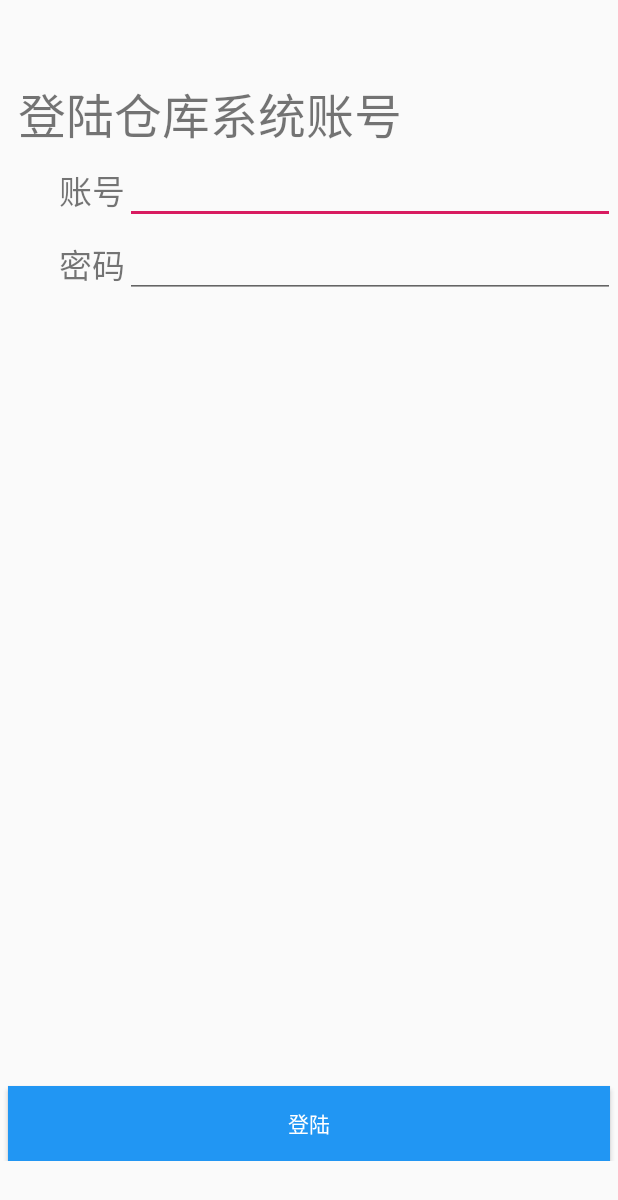
After one commit to DongjianPeng/wmspda, an Android app: the layout login_activity.xml on its own in the app's theme, with its tools: preview values and no code run, on a phone screen of 412 x 824 dp. The commit adds this screen. Shown: the top 1200 px of the screen. Run offline under Robolectric (Android 15) with nearby library versions, the phone set to English and light mode, and no system bars.

Commit message:
edit http

```diff
--- a/app/build.gradle
+++ b/app/build.gradle
@@ -32,6 +32,7 @@ dependencies {
     implementation 'com.android.support:percent:28.0.0'
     implementation 'com.android.support:design:28.0.0'
     implementation 'com.alibaba:fastjson:1.1.71.android'
+    implementation 'com.squareup.okhttp3:okhttp:4.0.1'
     testImplementation 'junit:junit:4.12'
     androidTestImplementation 'com.android.support.test:runner:1.0.2'
     androidTestImplementation 'com.android.support.test.espresso:espresso-core:3.0.2'
--- a/app/src/main/java/cn/starpost/wmspda/config/AppConfig.java
+++ b/app/src/main/java/cn/starpost/wmspda/config/AppConfig.java
@@ -7,7 +7,7 @@ public final class AppConfig {
     private static final boolean isHttps = true;
     private static final String omsUrl = "";
 
-    private static final String wmsUrl = "http://170.168.0.230/";
+    public static final String wmsUrl = "http://170.168.0.230:9000/";
 
 
 
--- /dev/null
+++ b/app/src/main/java/cn/starpost/wmspda/service/login/OAuthConfig.java
@@ -0,0 +1,4 @@
+package cn.starpost.wmspda.service.login;
+
+public class OAuthConfig {
+}
--- /dev/null
+++ b/app/src/main/res/layout/login_activity.xml
@@ -0,0 +1,92 @@
+<?xml version="1.0" encoding="utf-8"?>
+<RelativeLayout xmlns:android="http://schemas.android.com/apk/res/android"
+    android:id="@+id/rl_login_main_layout"
+    android:layout_width="match_parent"
+    android:layout_height="match_parent"
+    android:onClick="onClick"
+    android:paddingVertical="50dp">
+
+    <LinearLayout
+        android:layout_width="match_parent"
+        android:layout_height="match_parent"
+        android:orientation="vertical">
+
+        <LinearLayout
+            android:layout_width="match_parent"
+            android:layout_height="wrap_content"
+            android:layout_margin="2dp"
+            android:orientation="horizontal">
+
+            <TextView
+                android:layout_width="0dp"
+                android:layout_height="match_parent"
+                android:layout_marginLeft="10dp"
+                android:layout_weight="1"
+                android:gravity="center|left"
+                android:text="登陆仓库系统账号"
+                android:textSize="32dp" />
+        </LinearLayout>
+
+        <LinearLayout
+            android:layout_width="match_parent"
+            android:layout_height="wrap_content"
+            android:layout_margin="2dp"
+            android:orientation="horizontal">
+
+            <TextView
+                android:layout_width="0dp"
+                android:layout_height="match_parent"
+                android:layout_weight="1"
+                android:gravity="center|right"
+                android:text="账号"
+                android:textSize="22dp" />
+
+            <EditText
+                android:id="@+id/et_login_user"
+                android:layout_width="0dp"
+                android:layout_height="wrap_content"
+                android:layout_weight="4"
+                android:inputType="text"
+                android:maxLines="1" />
+
+        </LinearLayout>
+
+        <LinearLayout
+            android:layout_width="match_parent"
+            android:layout_height="wrap_content"
+            android:layout_margin="2dp"
+            android:orientation="horizontal">
+
+            <TextView
+                android:layout_width="0dp"
+                android:layout_height="match_parent"
+                android:layout_weight="1"
+                android:gravity="center|right"
+                android:text="密码"
+                android:textSize="22dp" />
+
+            <EditText
+                android:id="@+id/et_login_password"
+                android:layout_width="0dp"
+                android:layout_height="wrap_content"
+                android:layout_weight="4"
+                android:inputType="textPassword"
+                android:maxLines="1" />
+
+        </LinearLayout>
+
+    </LinearLayout>
+
+
+    <Button
+        android:id="@+id/bt_login_do_login"
+        android:layout_width="match_parent"
+        android:layout_height="wrap_content"
+        android:layout_alignParentBottom="true"
+        android:layout_marginHorizontal="5dp"
+        android:height="50dp"
+        android:background="@color/navigatorBackgroundColor"
+        android:text="登陆"
+        android:textColor="@color/navigatorTextColor" />
+
+</RelativeLayout>
```
Also changed, not shown: app/src/main/AndroidManifest.xml (+11 -6 lines), app/src/main/java/cn/starpost/wmspda/activity/common/BaseActivity.java (+15 -0 lines), app/src/main/java/cn/starpost/wmspda/activity/home/subset/HomeInboundFragment.java (+5 -5 lines), app/src/main/java/cn/starpost/wmspda/activity/login/LoginActivity.java (added, +98 -0 lines), app/src/main/java/cn/starpost/wmspda/service/api/WmsApiClient.java (added, +24 -0 lines), app/src/main/java/cn/starpost/wmspda/service/login/LoginService.java (+8 -0 lines), app/src/main/java/cn/starpost/wmspda/util/ActivityBaseOperationUtil.java (deleted, +0 -20 lines), app/src/main/java/cn/starpost/wmspda/util/AppBaseOperationUtil.java (added, +40 -0 lines), app/src/main/java/cn/starpost/wmspda/util/http/HTTPUtil.java (added, +82 -0 lines), app/src/main/java/cn/starpost/wmspda/util/http/HttpCallBackListener.java (added, +8 -0 lines), app/src/main/java/cn/starpost/wmspda/util/http/HttpResponse.java (added, +30 -0 lines), app/src/main/java/cn/starpost/wmspda/util/widget/RegexMode.java (added, +23 -0 lines), app/src/main/java/cn/starpost/wmspda/util/widget/RegexProcessor.java (added, +68 -0 lines), app/src/main/java/cn/starpost/wmspda/util/widget/WidgetContentUtil.java (added, +115 -0 lines), 1 more files.
